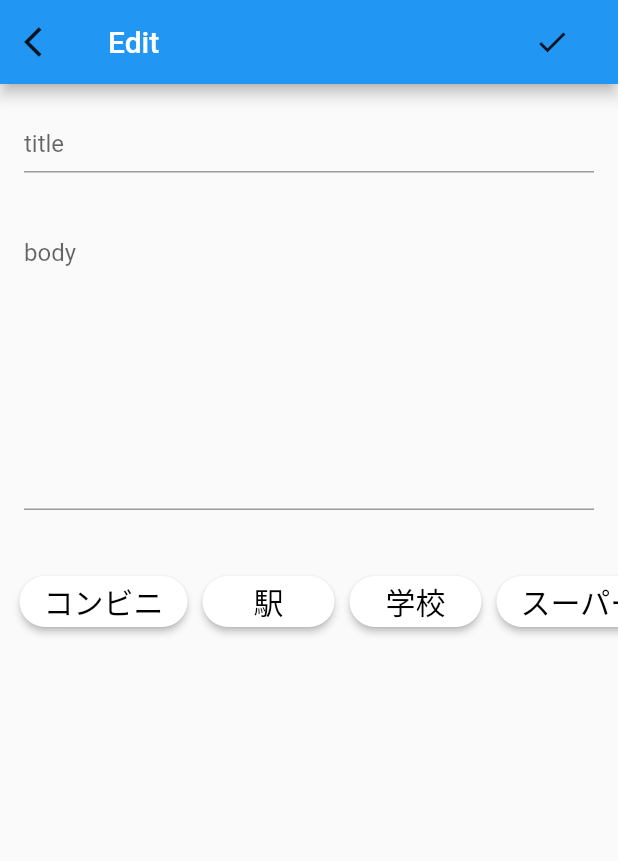
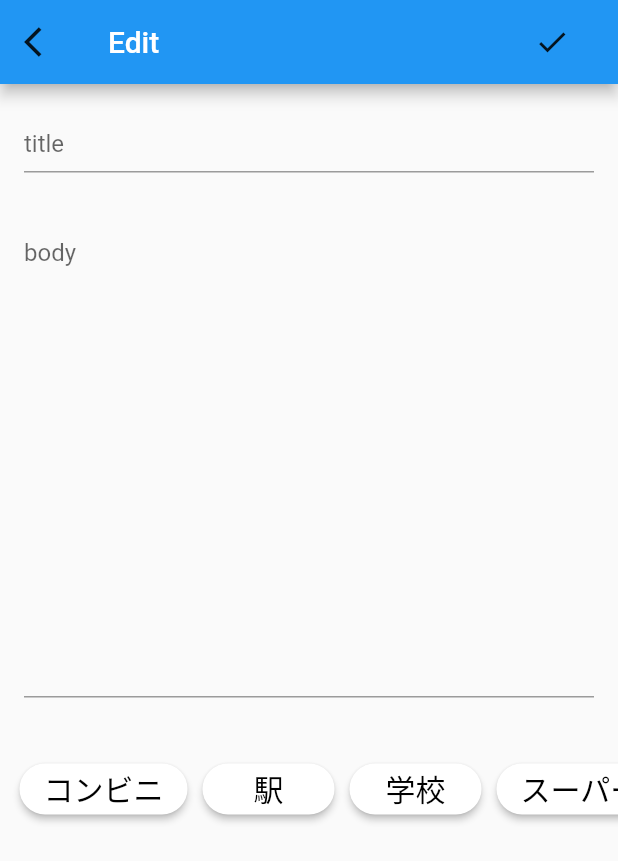
Before and after one commit to m-goliah/PBL2_GROUP3, a Flutter app: the MemoList screen opened directly, after a tap on the "add" icon, on a phone screen of 412 x 824 dp. Shown: the top 861 px of the screen. Run offline on Flutter 3.47's test engine with Material 2 defaults, Android fonts, the phone set to English and light mode, and no system bars; our stand-ins replace flutter_dotenv, shared_preferences; missing offline and left inert: google_place; accounts and stored records are empty; generated files the repository leaves out were written again.

Commit message:
fix tag buttons to work

```diff
--- a/lib/main.dart
+++ b/lib/main.dart
@@ -116,6 +116,9 @@ class _HomePageState extends State<HomePage> {
                 margin: EdgeInsets.only(top: 10, bottom: 10),
                 child: Image.asset("assets/powered_by_google.png"),
               ),
+              /*
+               * Open memo page.
+               */
               RaisedButton(onPressed: () => Navigator.of(context).pushNamed("/subpage"), child: new Text('memo'),)
             ],
           ),
--- a/lib/memos/edit.dart
+++ b/lib/memos/edit.dart
@@ -1,19 +1,25 @@
 import 'package:flutter/cupertino.dart';
 import 'package:flutter/material.dart';
 import 'package:memo_pbl2/memos/memo.dart';
-import 'package:memo_pbl2/memos/samplebutton.dart';
+import 'package:memo_pbl2/memos/tagList.dart';
+
+/*
+ *  Page to edit the memo you selected.
+ */
 
 class Edit extends StatelessWidget {
-  Memo _current;
+  Memo _currentMemo;
   Function _onChanged;
 
-  Edit(this._current, this._onChanged);
+  Edit(this._currentMemo, this._onChanged);
 
   @override
   Widget build(BuildContext context) {
     return new Scaffold(
+      resizeToAvoidBottomInset: false,
       appBar: new AppBar(
         title: new Text('Edit'),
+        // Close the keyboard
         actions: <Widget>[
           FlatButton(
             onPressed: () => FocusScope.of(context).requestFocus(FocusNode()),
@@ -21,6 +27,7 @@ class Edit extends StatelessWidget {
             shape: CircleBorder(side: BorderSide(color: Colors.transparent)),
           ),
         ],
+        // Back to memoPage
         leading: FlatButton(
           onPressed: () => Navigator.of(context).pop(),
           child: Icon(Icons.arrow_back_ios),
@@ -29,44 +36,53 @@ class Edit extends StatelessWidget {
       ),
       body: Column(
               children: <Widget>[
+                /*
+                 *  Title input field
+                 */
                 ConstrainedBox(
                   constraints: BoxConstraints(maxHeight: 75.0,),
                   child: Container(
                       padding: const EdgeInsets.all(16.0),
                       child: new TextField(
-                        controller: TextEditingController(text: _current.title),
+                        controller: TextEditingController(text: _currentMemo.title),
                         maxLines: 1,
                          decoration: const InputDecoration(
                           hintText: 'title',
                         ),
                         style: new TextStyle(color: Colors.black),
                         onChanged: (text) {
-                          _current.title = text;
-                          _onChanged(_current);
+                          _currentMemo.title = text;
+                          _onChanged(_currentMemo);
                         },
                       )
                   ),
                 ),
+                /*
+                 *  Body input field
+                 */
                 ConstrainedBox(
-                  constraints: BoxConstraints(maxHeight: 225.0,),
+                  constraints: BoxConstraints(maxHeight: 350.0,),
                   child: Container(
                       padding: const EdgeInsets.all(16.0),
                       child: new TextField(
-                        controller: TextEditingController(text: _current.body),
+                        controller: TextEditingController(text: _currentMemo.body),
                         maxLines: 99,
                         decoration: const InputDecoration(
                           hintText: 'body',
                         ),
                         style: new TextStyle(color: Colors.black),
                         onChanged: (text) {
-                          _current.body = text;
-                          _onChanged(_current);
+                          _currentMemo.body = text;
+                          _onChanged(_currentMemo);
                         },
                       )
                     ),
                   ),
 
-                SampleButton(_current, _onChanged)
+                /*
+                 *  Display a list of tags
+                 */
+                TagList(_currentMemo, _onChanged)
 
               ]
       )
--- a/lib/memos/memo.dart
+++ b/lib/memos/memo.dart
@@ -1,15 +1,19 @@
-import 'dart:convert';
+import 'package:json_annotation/json_annotation.dart';
 
+part 'memo.g.dart';
+
+@JsonSerializable()
 class Memo {
   String title;
   String body;
+  // The key is locations and the value is whether the location was selected or not.
   Map<String, bool> tag;
 
   Memo.add() {
     this.title = "";
     this.body = "";
     this.tag = {};
-    List<String> _locationList = ["コンビニ", "駅", "学校", "スーパーマーケット", "郵便局"];
+    List<String> _locationList = ["コンビニ", "駅", "学校", "スーパーマーケット", "郵便局", "レストラン"];
     _locationList.forEach((location) => this.tag[location] = false);
   }
 
@@ -19,53 +23,10 @@ class Memo {
     this.tag,
   });
 
+  factory Memo.fromJson(Map<String, dynamic> json) => _$MemoFromJson(json);
+  Map<String, dynamic> toJson() => _$MemoToJson(this);
 
-  // void _init(String title, String body, Map tag) {
-  //   this.title = title;
-  //   this.body = body;
-  //   this.tag = tag;
+  // void switchTag(String key) {
+  //   this.tag[key] = !this.tag[key];
   // }
-
-  /// Map型に変換
-  // Map toJson() => {
-  //       'title': title,
-  //       'body': body,
-  //       'tag': tag,
-  //     };
-
-  // /// JSONオブジェクトを代入
-  // Memo.fromJson(Map json)
-  //     : title = json['title'],
-  //       body = json['body'],
-  //       tag = json['tag'];
-
-  factory Memo.fromJson(Map<String, dynamic> jsonData) {
-    return Memo(
-      title: jsonData['title'],
-      body: jsonData['body'],
-      tag: jsonData['tag'],
-    );
-  }
-
-  static Map<String, dynamic> toMap(Memo memo) => {
-        'title': memo.title,
-        'body': memo.body,
-        'tag': memo.tag,
-
-      };
-
-  static String encode(List<Memo> memos) => json.encode(
-        memos
-            .map<Map<String, dynamic>>((memo) => Memo.toMap(memo))
-            .toList(),
-      );
-
-  static List<Memo> decode(String memos) =>
-      (json.decode(memos) as List<dynamic>)
-          .map<Memo>((item) => Memo.fromJson(item))
-          .toList();
-
-  void switchTag(String key) {
-    this.tag[key] = !this.tag[key];
-  }
 }
--- a/lib/memos/memoPage.dart
+++ b/lib/memos/memoPage.dart
@@ -20,6 +20,7 @@ class MemoPage extends StatelessWidget {
 
 class MemoListState extends State<MemoList> {
   var _memoList = new List<Memo>();
+  // Index of memos you have chosen.
   var _currentIndex = -1;
   bool _loading = true;
   final _biggerFont = const TextStyle(fontSize: 18.0);
@@ -53,29 +54,26 @@ class MemoListState extends State<MemoList> {
     );
   }
 
+  /*
+   *  Load the list of memos from json
+   */
   void loadMemoList() {
-    // SharedPreferences.getInstance().then((prefs) {
-    //   // const title_key = "memo-title-list";
-    //   const key = "memo-list___";
+    SharedPreferences.getInstance().then((prefs) {
+      const key = "memo-list";
 
-    //   if (prefs.containsKey(key)) {
-    //     // List _memotitleList = prefs.getStringList(title_key);
-    //     var _jsonfile = prefs.getStringList(key);
-    //     _memoList = _jsonfile.map((f) => Memo.fromJson(json.decode(f))).toList();
-    //     // if (_memotitleList.length == _memobodyList.length) {
-    //     //   for (int i = 0; i < _memobodyList.length; i++) {
-    //     //     String _title = _memotitleList[i];
-    //     //     String _body = _memobodyList[i];
-    //     //     _memoList.add(new Memo.load(_title, _body));
-    //     //   }
-    //     // }
-    //   }
-    setState(() {
-      _loading = false;
+      if (prefs.containsKey(key)) {
+        var _jsonfile = prefs.getStringList(key);
+        _memoList = _jsonfile.map((f) => Memo.fromJson(json.decode(f))).toList();
+      }
+      setState(() {
+        _loading = false;
+      });
     });
-    // });
   }
 
+  /*
+   *  Add a new blank memo.
+   */
   void _addMemo() {
     setState(() {
       _memoList.add(new Memo.add());
@@ -89,6 +87,9 @@ class MemoListState extends State<MemoList> {
     });
   }
 
+  /*
+   *  If any changes are made to the memo, update and save the memo.
+   */
   void _onChanged(Memo memo) {
     setState(() {
       _memoList[_currentIndex] = memo;
@@ -96,31 +97,27 @@ class MemoListState extends State<MemoList> {
     });
   }
 
+  /*
+   *  Save the list of memos as json
+   */
   void storeMemoList() async {
     final prefs = await SharedPreferences.getInstance();
-    // const title_key = "memo-title-list";
-    const key = "memo-list___";
 
-    List _memotitleList = new List<String>();
-    List _memobodyList = new List<String>();
+    const key = "memo-list";
 
-    for (Memo memo in _memoList) {
-      _memotitleList.add(memo.title);
-      _memobodyList.add(memo.body);
-    }
+    List<String> _jsonfiles =
+        _memoList.map((f) => json.encode(f.toJson())).toList();
 
-    final String encodedData = Memo.encode(_memoList);
-
-    // List<String> _jsonfile =
-    //     _memoList.map((f) => json.encode(f.toJson())).toList();
-
-    final _success = await prefs.setString(key, encodedData);
-
-    if (_success) {
-      debugPrint("Failed to store value");
-    }
+    await prefs.setStringList(key, _jsonfiles);
+    // final _success = await prefs.setStringList(key, _jsonfiles);
+    // if (_success) {
+    //   debugPrint("Failed to store value");
+    // }
   }
 
+  /*
+   *  Display the list of memo's titles.
+   */
   Widget _buildList() {
     final itemCount = _memoList.length == 0 ? 0 : _memoList.length * 2 - 1;
     return ListView.builder(
--- a/lib/memos/samplebutton.dart
+++ /dev/null
@@ -1,191 +0,0 @@
-// import 'package:flutter/material.dart';
-// import 'package:flutter/widgets.dart';
-// import 'package:memo_pbl2/memos/memo.dart';
-
-// // class SampleButton extends StatelessWidget {
-// //   @override
-// //   Widget build(BuildContext context) {
-// //     return OutlineButton(
-// //       child: Text('Outline Button'),
-// //       onPressed: () {},
-// //     );
-// //   }
-// // }
-
-// class SampleButton extends StatelessWidget {
-//   // bool selected = false;
-//   // List<String> locationList = [];
-//   // Map<String, bool> tag;
-//   // List<bool> isSelected;
-//   Memo _memo;
-//   Function _onChanged;
-
-//   SampleButton(this._memo, this._onChanged);
-
-//   void _handlePressed(String key) {
-//     _memo.tag[key] = !_memo.tag[key];
-//     _onChanged(_memo);
-//   }
-
-//   // @override
-//   // Widget build(BuildContext context) {
-//   //   return Container(
-//   //       padding: const EdgeInsets.all(50.0),
-//   //       child: Column(
-//   //         children: <Widget>[
-//   //           FlatButton(
-//   //             onPressed: _handlePressed,
-//   //             color: _backgroundColor,
-//   //             child: Text(
-//   //               'コンビニ',
-//   //               style: TextStyle(color: _textColor, fontSize: 20.0),
-//   //             ),
-//   //             shape: OutlineInputBorder(
-//   //               borderRadius: BorderRadius.all(Radius.circular(5.0)),
-//   //             ),
-//   //           )
-//   //         ],
-//   //       )
-//   //     );
-//   // }
-
-//   @override
-//   Widget build(BuildContext context) {
-//     return Container(
-//         margin: EdgeInsets.symmetric(vertical: 20.0),
-//         height: 50.0,
-//         child: ListView.builder(
-//           scrollDirection: Axis.horizontal,
-//           padding: const EdgeInsets.all(8),
-//           itemCount: _memo.tag.length,
-//           itemBuilder: (BuildContext context, int index) {
-//             // return FlatButton(
-//             //   onPressed: _handlePressed,
-//             //   color: _backgroundColor,
-//             //   child: Text(
-//             //     'コンビニ',
-//             //     style: TextStyle(color: _textColor, fontSize: 20.0),
-//             //   ),
-//             //   shape: OutlineInputBorder(
-//             //     borderRadius: BorderRadius.all(Radius.circular(5.0)),
-//             //   ),
-//             // );
-//             String key = _memo.tag.keys.elementAt(index);
-
-//             return Padding(
-//               padding: EdgeInsets.symmetric(horizontal: 5),
-//               child: RaisedButton(
-//                 color: _memo.tag[key] == true ? Colors.blue : Colors.white,
-//                 onPressed: () => _handlePressed(key),
-//                 child: Text(key,
-//                     style: TextStyle(
-//                         color: _memo.tag[key] == true
-//                             ? Colors.white
-//                             : Colors.black,
-//                         fontSize: 20.0)),
-//                 shape: StadiumBorder(),
-//               ),
-//             );
-//           },
-//         ));
-//   }
-// }
-
-
-import 'package:flutter/material.dart';
-import 'package:flutter/widgets.dart';
-import 'package:memo_pbl2/memos/memo.dart';
-
-// class SampleButton extends StatelessWidget {
-//   @override
-//   Widget build(BuildContext context) {
-//     return OutlineButton(
-//       child: Text('Outline Button'),
-//       onPressed: () {},
-//     );
-//   }
-// }
-
-class SampleButton extends StatefulWidget {
-
-  Memo memo; //上位Widgetから受け取りたいデータ
-  Function onChanged;
-
-  SampleButton(this.memo, this.onChanged); //コンストラクタ
-
-  @override
-  _ChangeFormState createState() => _ChangeFormState();
-}
-
-class _ChangeFormState extends State<SampleButton> {
-
-  void _handlePressed(String key) {
-    setState(() {
-    widget.memo.tag[key] = widget.memo.tag[key];
-    widget.onChanged(widget.memo);
-    });
-  }
-
-  // @override
-  // Widget build(BuildContext context) {
-  //   return Container(
-  //       padding: const EdgeInsets.all(50.0),
-  //       child: Column(
-  //         children: <Widget>[
-  //           FlatButton(
-  //             onPressed: _handlePressed,
-  //             color: _backgroundColor,
-  //             child: Text(
-  //               'コンビニ',
-  //               style: TextStyle(color: _textColor, fontSize: 20.0),
-  //             ),
-  //             shape: OutlineInputBorder(
-  //               borderRadius: BorderRadius.all(Radius.circular(5.0)),
-  //             ),
-  //           )
-  //         ],
-  //       )
-  //     );
-  // }
-
-  @override
-  Widget build(BuildContext context) {
-    return Container(
-        margin: EdgeInsets.symmetric(vertical: 20.0),
-        height: 50.0,
-        child: ListView.builder(
-          scrollDirection: Axis.horizontal,
-          padding: const EdgeInsets.all(8),
-          itemCount: widget.memo.tag.length,
-          itemBuilder: (BuildContext context, int index) {
-            // return FlatButton(
-            //   onPressed: _handlePressed,
-            //   color: _backgroundColor,
-            //   child: Text(
-            //     'コンビニ',
-            //     style: TextStyle(color: _textColor, fontSize: 20.0),
-            //   ),
-            //   shape: OutlineInputBorder(
-            //     borderRadius: BorderRadius.all(Radius.circular(5.0)),
-            //   ),
-            // );
-            String key = widget.memo.tag.keys.elementAt(index);
-
-            return Padding(
-              padding: EdgeInsets.symmetric(horizontal: 5),
-              child: RaisedButton(
-                color: widget.memo.tag[key] == true ? Colors.blue : Colors.white,
-                onPressed: () => _handlePressed(key),
-                child: Text(key,
-                    style: TextStyle(
-                        color: widget.memo.tag[key] == true
-                            ? Colors.white
-                            : Colors.black,
-                        fontSize: 20.0)),
-                shape: StadiumBorder(),
-              ),
-            );
-          },
-        ));
-  }
-}
--- /dev/null
+++ b/lib/memos/tagList.dart
@@ -0,0 +1,62 @@
+import 'package:flutter/material.dart';
+import 'package:flutter/widgets.dart';
+import 'package:memo_pbl2/memos/memo.dart';
+
+/*
+ *  Display the tags of the memo class in a horizontal list
+ */
+
+class TagList extends StatefulWidget {
+  Memo _currentMemo;
+  Function onChanged;
+
+  TagList(this._currentMemo, this.onChanged);
+
+  @override
+  _ChangeFormState createState() => _ChangeFormState();
+}
+
+class _ChangeFormState extends State<TagList> {
+  /*
+   *  Reverses the color of a button when it is pressed.
+   */
+  void _handlePressed(String key) {
+    setState(() {
+      widget._currentMemo.tag[key] = !widget._currentMemo.tag[key];
+      widget.onChanged(widget._currentMemo);
+    });
+  }
+
+  @override
+  Widget build(BuildContext context) {
+    return Container(
+        margin: EdgeInsets.symmetric(vertical: 20.0),
+        height: 50.0,
+        child: ListView.builder(
+          scrollDirection: Axis.horizontal,
+          padding: const EdgeInsets.all(8),
+          itemCount: widget._currentMemo.tag.length,
+          itemBuilder: (BuildContext context, int index) {
+
+            String key = widget._currentMemo.tag.keys.elementAt(index);
+
+            return Padding(
+              padding: EdgeInsets.symmetric(horizontal: 5),
+              child: RaisedButton(
+                color:
+                    widget._currentMemo.tag[key] == true ? Colors.blue : Colors.white,
+                onPressed: () => _handlePressed(key),
+                child: Text(key,
+                    style: TextStyle(
+                        color: widget._currentMemo.tag[key] == true
+                            ? Colors.white
+                            : Colors.black,
+                        fontSize: 20.0)),
+                shape: StadiumBorder(),
+              ),
+            );
+          },
+        )
+    );
+  }
+}
--- a/pubspec.yaml
+++ b/pubspec.yaml
@@ -26,6 +26,7 @@ dependencies:
   google_maps_flutter: ^1.0.6
   google_place: ^0.3.3
   shared_preferences: ^0.5.3
+  json_annotation: ^3.0.1
 
 
   flutter_dotenv: ^2.1.0
@@ -37,6 +38,8 @@ dependencies:
 dev_dependencies:
   flutter_test:
     sdk: flutter
+  build_runner: ^1.10.2
+  json_serializable: ^3.4.1
 
 # For information on the generic Dart part of this file, see the
 # following page: https://dart.dev/tools/pub/pubspec
```
Also changed, not shown: lib/memos/memo.g.dart (added).
